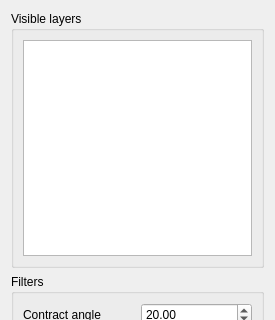
Qt form tools.ui (Ylannl/skel3d) before a commit; both pictures show x 0 to 275 and y 0 to 320 of the 275 by 475 pixel window.
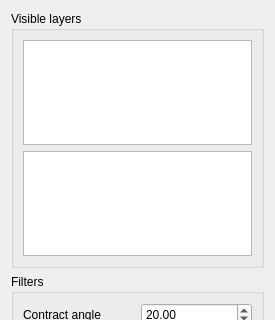
The same form after that commit.

Patch:
```diff
--- a/tools.ui
+++ b/tools.ui
@@ -36,6 +36,22 @@
         </property>
        </widget>
       </item>
+      <item>
+       <widget class="QTreeView" name="treeView_layers">
+        <property name="alternatingRowColors">
+         <bool>true</bool>
+        </property>
+        <property name="selectionMode">
+         <enum>QAbstractItemView::MultiSelection</enum>
+        </property>
+        <property name="horizontalScrollMode">
+         <enum>QAbstractItemView::ScrollPerItem</enum>
+        </property>
+        <attribute name="headerVisible">
+         <bool>true</bool>
+        </attribute>
+       </widget>
+      </item>
      </layout>
     </widget>
    </item>
```
